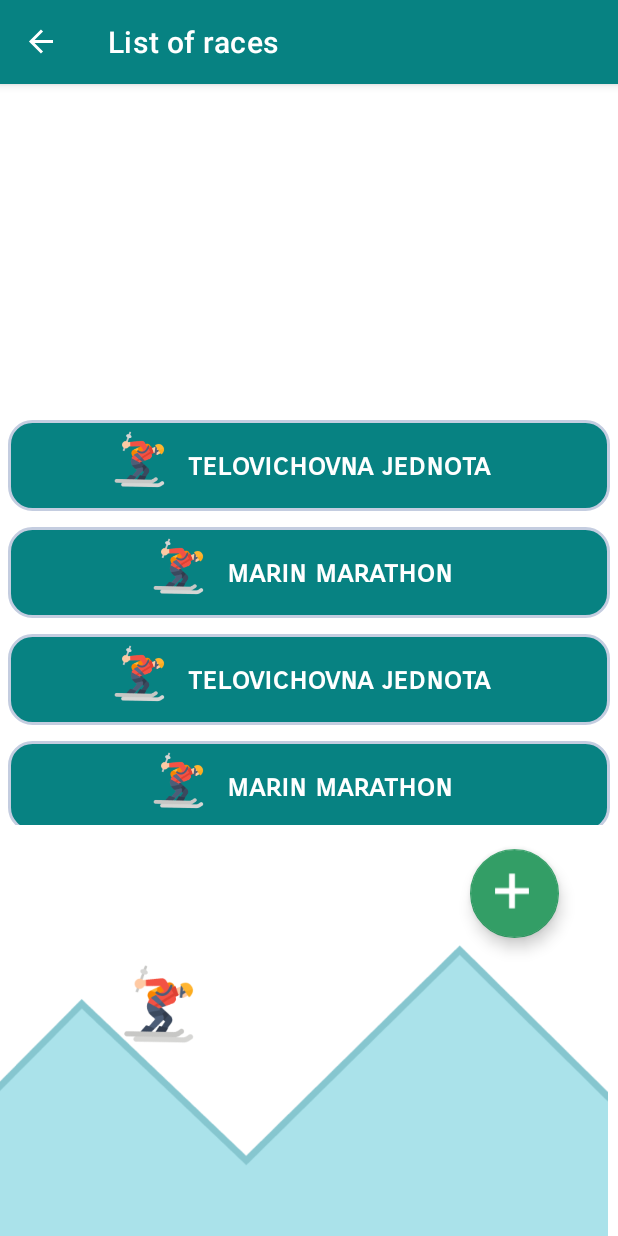
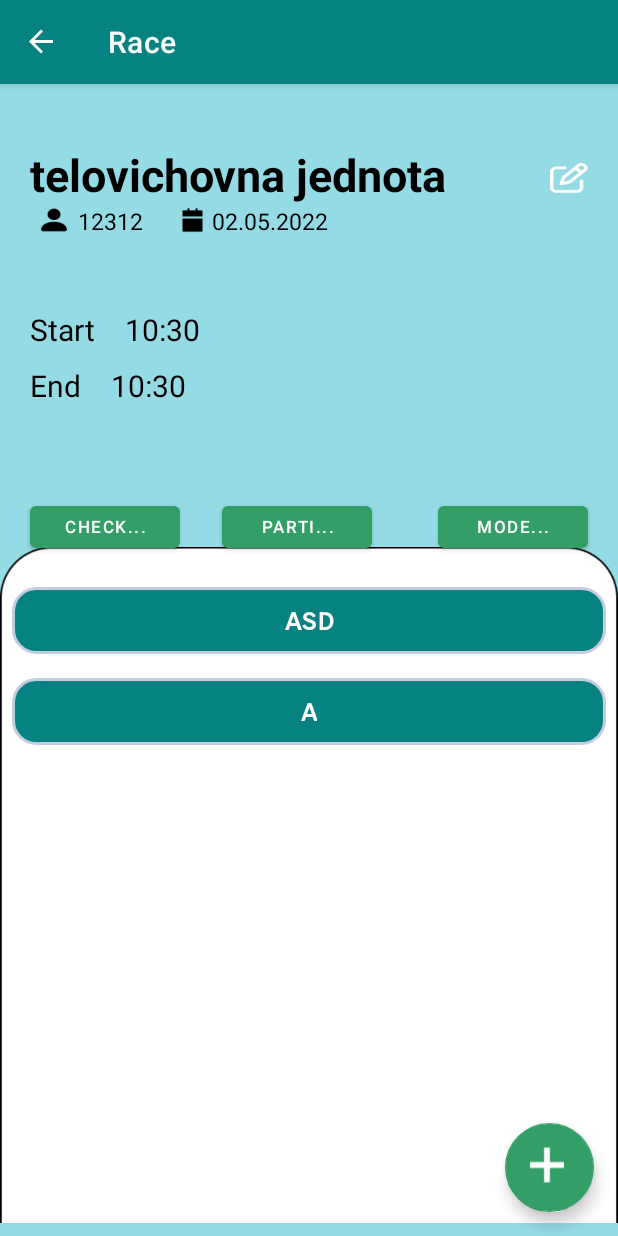
Before and after one commit to lukisko/RaceOrganizer, an Android app: the ListOfRacesFragment screen opened through its navigation route, after a tap on "telovichovna jednota", on a phone screen of 412 x 824 dp. Run offline under Robolectric (Android 15) with nearby library versions, the light colour scheme and no system bars; our stand-ins replace navigation-ui.

Commit message:
(front part till repository) going to specific race info page

```diff
--- a/app/src/main/java/com/example/raceorganizer/Data/Model/Race.java
+++ b/app/src/main/java/com/example/raceorganizer/Data/Model/Race.java
@@ -1,13 +1,28 @@
 package com.example.raceorganizer.Data.Model;
 
+import android.annotation.SuppressLint;
+
+import java.text.SimpleDateFormat;
 import java.util.Date;
+import java.util.ArrayList;
+
 
 public class Race {
     private String name;
     private Date start;
     private Date end;
     private RaceType raceType;
+    private ArrayList<Checkpoint> checkpoints;
     private int participantsAmount;
+
+    public Race(String name, Date start, Date end, RaceType raceType, ArrayList<Checkpoint> checkpoints, int participantsAmount) {
+        this.name = name;
+        this.start = start;
+        this.end = end;
+        this.raceType = raceType;
+        this.checkpoints = checkpoints;
+        this.participantsAmount = participantsAmount;
+    }
 
     public Race(String name) {
         this.name = name;
@@ -33,16 +48,27 @@ public class Race {
         this.participantsAmount = participantsAmount;
     }
 
+    public void setCheckpoints(ArrayList<Checkpoint> checkpoints) {
+        this.checkpoints = checkpoints;
+    }
+
     public String getName() {
         return name;
     }
 
-    public Date getStart() {
-        return start;
+    public String getStart() {
+        @SuppressLint("SimpleDateFormat") SimpleDateFormat ft = new SimpleDateFormat ("hh:mm");
+        return ft.format(start);
     }
 
-    public Date getEnd() {
-        return end;
+    public String getEnd() {
+        @SuppressLint("SimpleDateFormat") SimpleDateFormat ft = new SimpleDateFormat ("hh:mm");
+        return ft.format(end);
+    }
+
+    public String getDate() {
+        @SuppressLint("SimpleDateFormat") SimpleDateFormat ft = new SimpleDateFormat ("dd.MM.yyyy");
+        return ft.format(start);
     }
 
     public RaceType getRaceType() {
@@ -53,4 +79,7 @@ public class Race {
         return participantsAmount;
     }
 
+    public ArrayList<Checkpoint> getCheckpoints() {
+        return checkpoints;
+    }
 }
--- a/app/src/main/java/com/example/raceorganizer/Repository/RaceRepository.java
+++ b/app/src/main/java/com/example/raceorganizer/Repository/RaceRepository.java
@@ -3,9 +3,16 @@ package com.example.raceorganizer.Repository;
 import androidx.lifecycle.LiveData;
 import androidx.lifecycle.MutableLiveData;
 
+import com.example.raceorganizer.Data.Model.Checkpoint;
 import com.example.raceorganizer.Data.Model.Race;
+import com.example.raceorganizer.Data.Model.RaceType;
+
 
 import java.util.ArrayList;
+
+
+import java.util.Date;
+import java.util.Objects;
 
 public class RaceRepository {
     private static RaceRepository instance;
@@ -15,9 +22,13 @@ public class RaceRepository {
     private RaceRepository(){
         races = new MutableLiveData<>();
         ArrayList<Race> value = new ArrayList<>();
+        ArrayList<Checkpoint> checkpoints = new ArrayList<>();
+        checkpoints.add(new Checkpoint("asd"));
+        checkpoints.add(new Checkpoint("a"));
+        Date data = new Date();
         for(int x = 0; x < 5; x++) {
-            value.add(new Race("telovichovna jednota"));
-            value.add(new Race("marin marathon"));
+            value.add(new Race("telovichovna jednota", data,data, RaceType.Marathon,checkpoints ,12312));
+            value.add(new Race("martin", data,data, RaceType.Skiing,checkpoints ,12312));
         }
         races.setValue(value);
     }
@@ -33,6 +44,15 @@ public class RaceRepository {
         return races;
     }
 
+    public LiveData<Race> getRace(String name){
+        for (Race race: Objects.requireNonNull(races.getValue())) {
+            if(race.getName().equals(name)){
+                return new MutableLiveData<Race>(race);
+            }
+        }
+        return null;
+    }
+
     public void insert(Race race) {
         ArrayList<Race> value = races.getValue();
         value.add(race);
--- a/app/src/main/java/com/example/raceorganizer/ui/RaceInfo/CheckpointAdapter.java
+++ b/app/src/main/java/com/example/raceorganizer/ui/RaceInfo/CheckpointAdapter.java
@@ -51,7 +51,7 @@ public class CheckpointAdapter extends RecyclerView.Adapter<CheckpointAdapter.Vi
 
         public ViewHolder(@NonNull View itemView) {
             super(itemView);
-            name = itemView.findViewById(R.id.name);
+            name = itemView.findViewById(R.id.nameOfCheckpoint);
             itemView.setOnClickListener(l -> {
                 onCLickListener.onClick(checkpoints.get(getBindingAdapterPosition()));
             });
--- a/app/src/main/java/com/example/raceorganizer/ui/RaceInfo/RaceInfoFragment.java
+++ b/app/src/main/java/com/example/raceorganizer/ui/RaceInfo/RaceInfoFragment.java
@@ -1,52 +1,88 @@
 package com.example.raceorganizer.ui.RaceInfo;
 
+import android.annotation.SuppressLint;
+import android.content.Context;
 import android.os.Bundle;
 
 import androidx.fragment.app.Fragment;
+import androidx.lifecycle.ViewModelProvider;
 import androidx.recyclerview.widget.LinearLayoutManager;
 import androidx.recyclerview.widget.RecyclerView;
 
 import android.view.LayoutInflater;
 import android.view.View;
 import android.view.ViewGroup;
+import android.widget.TextView;
+import android.widget.Toast;
 
 import com.example.raceorganizer.Data.Model.Checkpoint;
+import com.example.raceorganizer.Data.Model.Race;
+import com.example.raceorganizer.MainActivity;
 import com.example.raceorganizer.R;
+import com.example.raceorganizer.ui.Races.ListOfRacesViewModel;
+import com.example.raceorganizer.ui.Races.RaceAdapter;
 
 import java.util.ArrayList;
 
 public class RaceInfoFragment extends Fragment {
 
-    private RecyclerView checkpointList;
+    private RaceInfoViewModel viewModel;
+    private RecyclerView recyclerView;
     private CheckpointAdapter checkpointAdapter;
-    private ArrayList<Checkpoint> checkpoints;
+    private Race race;
+
+
     View view;
 
+    TextView raceName;
+    TextView raceDate;
+    TextView starting;
+    TextView ending;
+    TextView amountOfPeople;
 
+
+
+
+    @SuppressLint("SetTextI18n")
     @Override
     public View onCreateView(LayoutInflater inflater, ViewGroup container,
                              Bundle savedInstanceState) {
         view = inflater.inflate(R.layout.fragment_race_info, container, false);
 
-        testCheckpointList();
+        setupRecycleView(view);
+
+        raceName = view.findViewById(R.id.raceName);
+        raceDate = view.findViewById(R.id.dateOfRace);
+        starting = view.findViewById(R.id.startingTime);
+        ending = view.findViewById(R.id.endingTime);
+        amountOfPeople = view.findViewById(R.id.amountOfPeople);
+        raceName.setText(race.getName());
+        raceDate.setText(race.getDate());
+        starting.setText(race.getStart());
+        ending.setText(race.getEnd());
+        amountOfPeople.setText(Integer.toString(race.getParticipantsAmount()));
+
 
         return view;
     }
 
-    private void testCheckpointList(){
+    public void setupRecycleView(View view){
+        viewModel = new ViewModelProvider(this).get(RaceInfoViewModel.class);
+        recyclerView = view.findViewById(R.id.checkpointRecycleList);
+        recyclerView.hasFixedSize();
+        recyclerView.setLayoutManager(new LinearLayoutManager(view.getContext()));
 
-        checkpointList = view.findViewById(R.id.recicleView);
-        checkpointList.hasFixedSize();
-        checkpointList.setLayoutManager(new LinearLayoutManager(view.getContext()));
+        race = viewModel.getRace(getArguments().getString("nameOfRace")).getValue();
+        checkpointAdapter = new CheckpointAdapter(race.getCheckpoints());
+        checkpointAdapter.setOnClickListener(o ->  {
+            Context context = view.getContext();
+            CharSequence text = o.getName();
+            int duration = Toast.LENGTH_SHORT;
 
-        checkpoints = new ArrayList<>();
-        for(int i=0; i<200; i++) {
-            checkpoints.add(new Checkpoint("a"));
-            checkpoints.add(new Checkpoint("b"));
-        }
+            Toast toast = Toast.makeText(context, text, duration);
+            toast.show();
+        });
+        recyclerView.setAdapter(checkpointAdapter);
+    }
 
-
-        checkpointAdapter = new CheckpointAdapter(checkpoints);
-        checkpointList.setAdapter(checkpointAdapter);
-    }
 }
--- /dev/null
+++ b/app/src/main/java/com/example/raceorganizer/ui/RaceInfo/RaceInfoViewModel.java
@@ -0,0 +1,19 @@
+package com.example.raceorganizer.ui.RaceInfo;
+
+import androidx.lifecycle.LiveData;
+import androidx.lifecycle.ViewModel;
+
+import com.example.raceorganizer.Data.Model.Race;
+import com.example.raceorganizer.Repository.RaceRepository;
+
+public class RaceInfoViewModel extends ViewModel {
+    private RaceRepository repository;
+
+    public RaceInfoViewModel(){
+        repository = RaceRepository.getInstance();
+    }
+
+    public LiveData<Race> getRace(String name){
+        return repository.getRace(name);
+    }
+}
--- a/app/src/main/java/com/example/raceorganizer/ui/Races/ListOfRacesFragment.java
+++ b/app/src/main/java/com/example/raceorganizer/ui/Races/ListOfRacesFragment.java
@@ -26,7 +26,6 @@ import java.util.ArrayList;
 public class ListOfRacesFragment extends Fragment {
      RecyclerView recyclerView;
      RaceAdapter raceAdapter;
-//    private ArrayList<Race> races;
 
     private ListOfRacesViewModel listOfRacesViewModel;
 
@@ -38,7 +37,6 @@ public class ListOfRacesFragment extends Fragment {
                              Bundle savedInstanceState) {
         view = inflater.inflate(R.layout.fragment_list_of_races, container, false);
 
-//        testRaceList();
 
         listOfRacesViewModel = new ViewModelProvider(this).get(ListOfRacesViewModel.class);
         recyclerView = view.findViewById(R.id.raceListRecicleView);
@@ -47,13 +45,15 @@ public class ListOfRacesFragment extends Fragment {
 
         raceAdapter = new RaceAdapter(listOfRacesViewModel.getAllRaces().getValue());
         raceAdapter.setOnClickListener(o ->  {
-            Toast.makeText(getActivity(), o.getName(), Toast.LENGTH_SHORT).show();
+            Bundle bundle = new Bundle();
+            bundle.putString("nameOfRace",o.getName());
+            ((MainActivity)this.getActivity()).navController.navigate(R.id.race_info,bundle);
         });
         recyclerView.setAdapter(raceAdapter);
 
 
         add = view.findViewById(R.id.addRace);
-        add.setOnClickListener(o -> ((MainActivity)this.getActivity()).navController.navigate(R.id.race_info));
+//        add.setOnClickListener(o -> ((MainActivity)this.getActivity()).navController.navigate(R.id.race_info));
 
         return view;
     }
--- a/app/src/main/res/layout/checkpoint_list.xml
+++ b/app/src/main/res/layout/checkpoint_list.xml
@@ -17,7 +17,7 @@
 
 
         <TextView
-            android:id="@+id/name"
+            android:id="@+id/nameOfCheckpoint"
             android:layout_width="wrap_content"
             android:layout_height="wrap_content"
 
--- a/app/src/main/res/layout/fragment_race_info.xml
+++ b/app/src/main/res/layout/fragment_race_info.xml
@@ -8,7 +8,7 @@
 
 
     <TextView
-        android:id="@+id/textView2"
+        android:id="@+id/raceName"
         android:layout_width="wrap_content"
         android:layout_height="wrap_content"
         android:layout_marginStart="20dp"
@@ -20,22 +20,22 @@
         app:layout_constraintTop_toTopOf="parent" />
 
     <TextView
-        android:id="@+id/textView3"
+        android:id="@+id/amountOfPeople"
         android:layout_width="wrap_content"
         android:layout_height="wrap_content"
         android:text="1210"
         android:textSize="15sp"
         app:layout_constraintStart_toEndOf="@+id/personIcon"
-        app:layout_constraintTop_toBottomOf="@+id/textView2" />
+        app:layout_constraintTop_toBottomOf="@+id/raceName" />
 
     <TextView
-        android:id="@+id/textView4"
+        android:id="@+id/dateOfRace"
         android:layout_width="wrap_content"
         android:layout_height="wrap_content"
         android:text="23.04.2022"
         android:textSize="15sp"
         app:layout_constraintStart_toEndOf="@+id/calendarIcon"
-        app:layout_constraintTop_toBottomOf="@+id/textView2" />
+        app:layout_constraintTop_toBottomOf="@+id/raceName" />
 
     <TextView
         android:id="@+id/textView5"
@@ -48,7 +48,7 @@
         app:layout_constraintTop_toTopOf="@+id/whiteBackground" />
 
     <TextView
-        android:id="@+id/textView6"
+        android:id="@+id/startingTime"
         android:layout_width="wrap_content"
         android:layout_height="wrap_content"
         android:layout_marginStart="20dp"
@@ -69,7 +69,7 @@
         app:layout_constraintTop_toBottomOf="@+id/textView5" />
 
     <TextView
-        android:id="@+id/textView8"
+        android:id="@+id/endingTime"
         android:layout_width="wrap_content"
         android:layout_height="wrap_content"
         android:layout_marginTop="10dp"
@@ -77,7 +77,7 @@
         android:textSize="20sp"
         android:text="15:00"
         app:layout_constraintStart_toEndOf="@+id/textView7"
-        app:layout_constraintTop_toBottomOf="@+id/textView6" />
+        app:layout_constraintTop_toBottomOf="@+id/startingTime" />
 
     <ImageView
         android:id="@+id/whiteBackground"
@@ -106,8 +106,8 @@
         android:layout_height="20dp"
         android:layout_marginStart="20dp"
         android:src="@drawable/calendaricon1"
-        app:layout_constraintStart_toEndOf="@+id/textView3"
-        app:layout_constraintTop_toBottomOf="@+id/textView2" />
+        app:layout_constraintStart_toEndOf="@+id/amountOfPeople"
+        app:layout_constraintTop_toBottomOf="@+id/raceName" />
 
     <ImageView
         android:id="@+id/personIcon"
@@ -116,7 +116,7 @@
         android:layout_marginStart="20dp"
         android:src="@drawable/personicon1"
         app:layout_constraintStart_toStartOf="parent"
-        app:layout_constraintTop_toBottomOf="@+id/textView2" />
+        app:layout_constraintTop_toBottomOf="@+id/raceName" />
 
     <Button
         android:id="@+id/button"
@@ -156,10 +156,10 @@
         app:layout_constraintTop_toTopOf="parent" />
 
     <androidx.recyclerview.widget.RecyclerView
-        android:id="@+id/recicleView"
+        android:id="@+id/checkpointRecycleList"
         android:layout_width="match_parent"
         android:layout_height="180dp"
-        android:layout_marginTop="15dp"
+        android:layout_marginTop="12dp"
         app:layout_constraintEnd_toEndOf="parent"
         app:layout_constraintHorizontal_bias="0.0"
         app:layout_constraintStart_toStartOf="parent"
```
